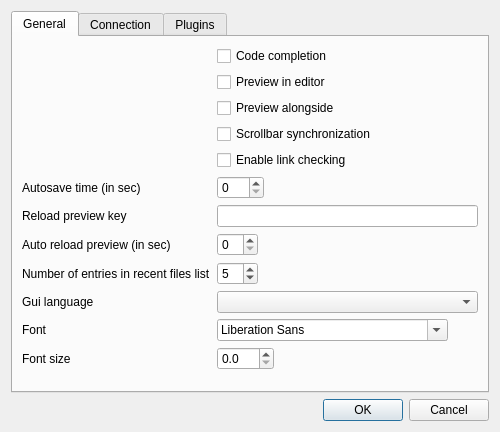
This is application/CSettingsDialog.ui in inyokaproject/inyokaedit as Qt 5 draws it before an edit. The edited form follows.
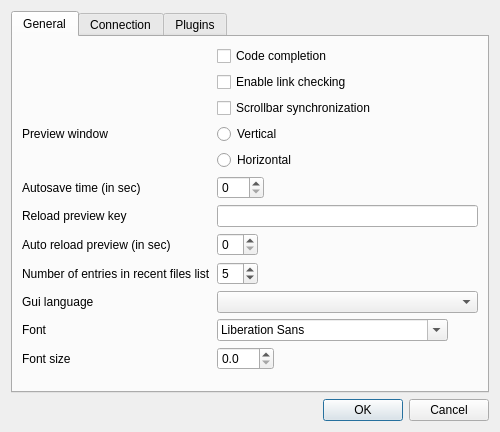
This is the edited form. Icons and pictures are not drawn.

Commit message: Replaced PreviewInEditor stuff with vertical/horizontal splitter.

The edit to the form file:
```diff
--- a/application/CSettingsDialog.ui
+++ b/application/CSettingsDialog.ui
@@ -41,31 +41,38 @@
          </property>
         </widget>
        </item>
-       <item row="4" column="1">
+       <item row="1" column="1">
         <widget class="QCheckBox" name="linkCheckingCheck">
          <property name="text">
           <string>Enable link checking</string>
          </property>
         </widget>
        </item>
-       <item row="3" column="1">
+       <item row="2" column="1">
         <widget class="QCheckBox" name="scrollbarSyncCheck">
          <property name="text">
           <string>Scrollbar synchronization</string>
          </property>
         </widget>
        </item>
-       <item row="2" column="1">
-        <widget class="QCheckBox" name="previewAlongsideCheck">
+       <item row="3" column="0">
+        <widget class="QLabel" name="previewsplitlabel">
          <property name="text">
-          <string>Preview alongside</string>
+          <string>Preview window</string>
          </property>
         </widget>
        </item>
-       <item row="1" column="1">
-        <widget class="QCheckBox" name="previewInEditorCheck">
+       <item row="3" column="1">
+        <widget class="QRadioButton" name="splitVerticalRadio">
          <property name="text">
-          <string>Preview in editor</string>
+          <string>Vertical</string>
+         </property>
+        </widget>
+       </item>
+       <item row="4" column="1">
+        <widget class="QRadioButton" name="splitHorizontalRadio">
+         <property name="text">
+          <string>Horizontal</string>
          </property>
         </widget>
        </item>
```
Left out of the diff: 56 changed lines with no effect on the pictures. The commit also changes 8 other files.
